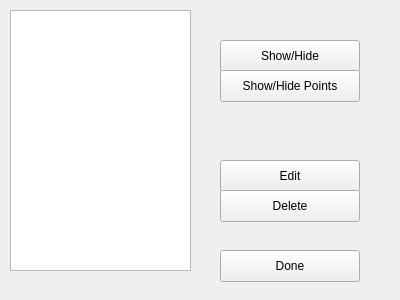
wiatrak2/curver, file curver/ui/curve_edit_list.ui: the form before one commit.
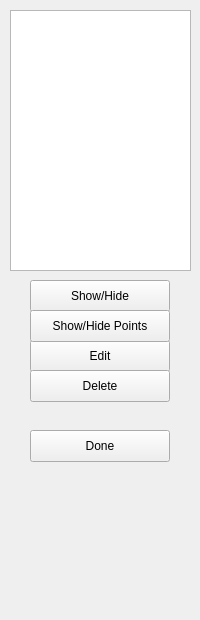
The form after the commit.

```diff
--- a/curver/ui/curve_edit_list.ui
+++ b/curver/ui/curve_edit_list.ui
@@ -6,8 +6,8 @@
    <rect>
     <x>0</x>
     <y>0</y>
-    <width>400</width>
-    <height>300</height>
+    <width>200</width>
+    <height>620</height>
    </rect>
   </property>
   <property name="windowTitle">
@@ -26,8 +26,8 @@
   <widget class="QPushButton" name="curveEditButton">
    <property name="geometry">
     <rect>
-     <x>220</x>
-     <y>160</y>
+     <x>30</x>
+     <y>340</y>
      <width>140</width>
      <height>32</height>
     </rect>
@@ -39,8 +39,8 @@
   <widget class="QPushButton" name="curveDeleteButton">
    <property name="geometry">
     <rect>
-     <x>220</x>
-     <y>190</y>
+     <x>30</x>
+     <y>370</y>
      <width>140</width>
      <height>32</height>
     </rect>
@@ -52,8 +52,8 @@
   <widget class="QPushButton" name="doneButton">
    <property name="geometry">
     <rect>
-     <x>220</x>
-     <y>250</y>
+     <x>30</x>
+     <y>430</y>
      <width>140</width>
      <height>32</height>
     </rect>
@@ -65,8 +65,8 @@
   <widget class="QPushButton" name="changeCurveVisibilityButton">
    <property name="geometry">
     <rect>
-     <x>220</x>
-     <y>40</y>
+     <x>30</x>
+     <y>280</y>
      <width>140</width>
      <height>32</height>
     </rect>
@@ -78,8 +78,8 @@
   <widget class="QPushButton" name="changePointsVisibilityButton">
    <property name="geometry">
     <rect>
-     <x>220</x>
-     <y>70</y>
+     <x>30</x>
+     <y>310</y>
      <width>140</width>
      <height>32</height>
     </rect>
```
